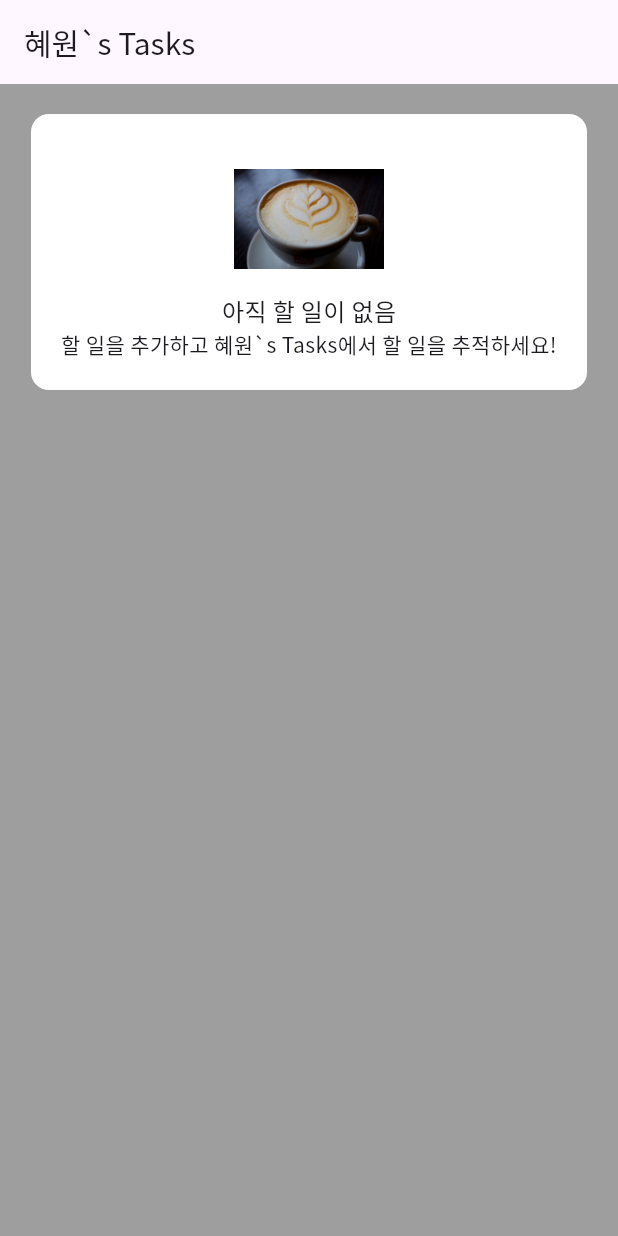
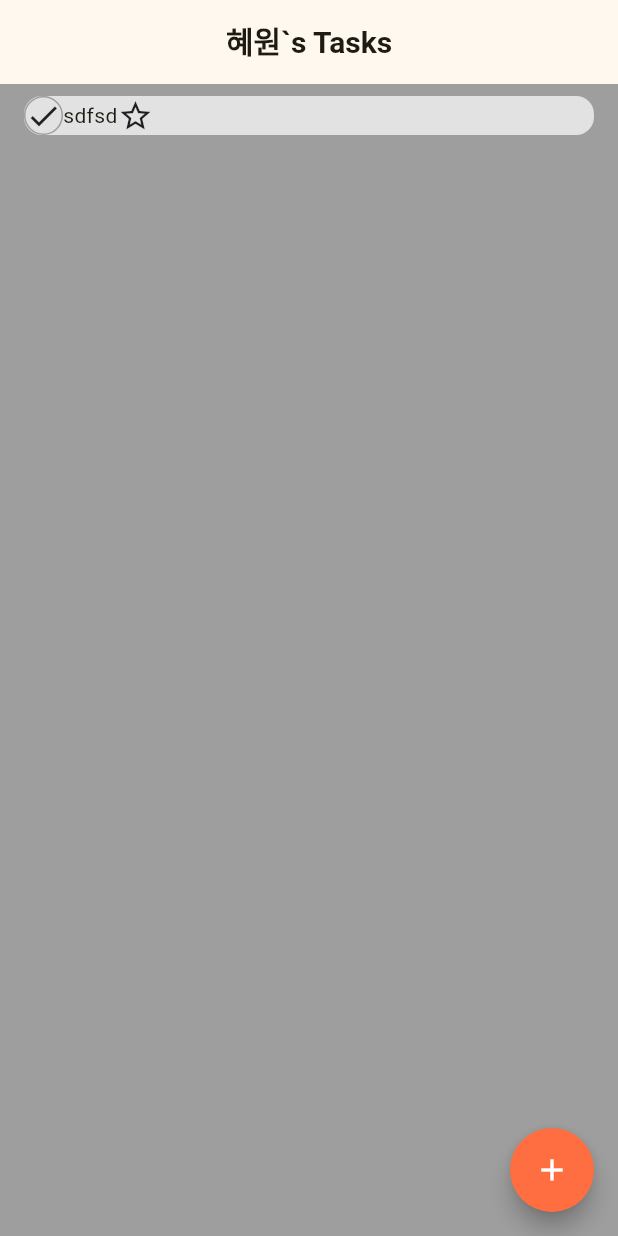
Before and after one commit to nwnshin/flutter_assignment3_todoapp, a Flutter app: the screen it shows after launch, on a phone screen of 412 x 824 dp. Run offline on Flutter 3.47's test engine with Material 3 defaults, Android fonts, the phone set to English and light mode, and no system bars; missing offline and left inert: flutter_assignment3_re_todoapp.

Commit message:
전체 다시 고침

```diff
--- /dev/null
+++ b/lib/home_page.dart
@@ -0,0 +1,40 @@
+import 'package:flutter/material.dart';
+import 'package:flutter_assignment3_todoapp/todo_view.dart';
+import 'package:flutter_assignment3_todoapp/widgets/add_todo.dart';
+import 'package:flutter_assignment3_todoapp/no_todo.dart';
+import 'package:flutter_assignment3_todoapp/widgets/todo_class.dart';
+
+class HomePage extends StatelessWidget {
+  HomePage({required this.title});
+
+  String title;
+  List<TodoClass> todoList = []; //todolist 리스트 변수 생성
+
+  @override
+  Widget build(BuildContext context) {
+    return Scaffold(
+      backgroundColor: Theme.of(context).canvasColor,
+      appBar: AppBar(
+        title: Text(
+          title,
+          style: TextStyle(fontSize: 20, fontWeight: FontWeight.bold),
+        ),
+        centerTitle: true,
+      ),
+      body: TodoView(toDo: todoList),
+      // NoTodo(title: title),
+      floatingActionButton: FloatingActionButton(
+        onPressed: () {
+          //클릭시 입력창 모달
+          showModalBottomSheet(
+            context: context,
+            builder: (context) {
+              return AddTodo();
+            },
+          );
+        },
+        child: Icon(Icons.add),
+      ),
+    );
+  }
+}
--- a/lib/main.dart
+++ b/lib/main.dart
@@ -1,44 +1,21 @@
 import 'package:flutter/material.dart';
-import 'package:flutter_assignment3_todoapp/no_todo.dart';
+import 'package:flutter_assignment3_todoapp/home_page.dart';
+import 'package:flutter_assignment3_todoapp/theme.dart';
 
 void main() {
-  runApp(const MyApp());
+  runApp(const MainApp());
 }
 
-class MyApp extends StatelessWidget {
-  const MyApp({super.key});
+class MainApp extends StatelessWidget {
+  const MainApp({super.key});
 
   @override
   Widget build(BuildContext context) {
     return MaterialApp(
-      theme: ThemeData(fontFamily: 'NotoSansKR'),
-      home: HomePage(),
+      themeMode: ThemeMode.light,
+      theme: lightTheme,
+      darkTheme: dartTheme,
+      home: HomePage(title: "혜원`s Tasks"),
     );
   }
 }
-
-class HomePage extends StatelessWidget {
-  const HomePage({super.key});
-
-  @override
-  Widget build(BuildContext context) {
-    String userName = '혜원';
-    String appBarTitle = '$userName`s Tasks';
-
-    return Scaffold(
-      backgroundColor: Colors.grey,
-      appBar: AppBar(
-        title: Text(
-          appBarTitle,
-          style: TextStyle(fontSize: 20, fontWeight: FontWeight.w500),
-        ),
-      ),
-      body: Center(
-        child: Container(
-          margin: const EdgeInsets.all(20),
-          child: Column(children: [NoTodo(appBarTitle), SizedBox(width: 12)]),
-        ),
-      ),
-    );
-  }
-}
--- a/lib/no_todo.dart
+++ b/lib/no_todo.dart
@@ -1,29 +1,34 @@
 import 'package:flutter/material.dart';
 
 class NoTodo extends StatelessWidget {
-  NoTodo(this.title);
-
+  NoTodo({required this.title});
   String title;
 
   @override
   Widget build(BuildContext context) {
     return Container(
+      margin: EdgeInsets.all(20),
+      padding: EdgeInsets.all(20),
+      height: 220,
+      alignment: Alignment.topCenter,
       decoration: BoxDecoration(
-        color: Colors.white,
         borderRadius: BorderRadius.circular(12),
+        color: Theme.of(context).cardColor,
       ),
-      padding: const EdgeInsets.all(20),
       child: Column(
+        mainAxisSize: MainAxisSize.min,
         children: [
-          Image.asset('assets/images/coffee.jpg', width: 100, height: 100),
+          Image.asset("assets/images/coffee.jpg", width: 100, height: 100),
+          SizedBox(height: 12),
           Text(
-            '아직 할 일이 없음',
-            style: TextStyle(fontSize: 16, fontWeight: FontWeight.w500),
+            "아직 할 일이 없음",
+            style: TextStyle(fontSize: 16, fontWeight: FontWeight.bold),
           ),
+          SizedBox(height: 12),
           Text(
-            '할 일을 추가하고 $title에서 할 일을 추적하세요!',
+            "할 일을 추가하고 $title에서 할 일을 추적하세요",
+            style: TextStyle(fontSize: 14, height: 1.5),
             textAlign: TextAlign.center,
-            style: TextStyle(fontSize: 14, height: 1.5),
           ),
         ],
       ),
--- /dev/null
+++ b/lib/theme.dart
@@ -0,0 +1,34 @@
+import 'package:flutter/material.dart';
+
+final lightTheme = ThemeData(
+  colorScheme: ColorScheme.fromSeed(
+    seedColor: Colors.amberAccent,
+    brightness: Brightness.light,
+  ),
+  canvasColor: Colors.grey[500],
+  cardColor: Colors.white70,
+  dividerColor: Colors.grey,
+  highlightColor: Colors.deepOrangeAccent,
+  floatingActionButtonTheme: FloatingActionButtonThemeData(
+    backgroundColor: Colors.deepOrangeAccent,
+    foregroundColor: Colors.white,
+    shape: CircleBorder(),
+    iconSize: 24,
+  ),
+);
+final dartTheme = ThemeData(
+  colorScheme: ColorScheme.fromSeed(
+    seedColor: Colors.amberAccent,
+    brightness: Brightness.dark,
+  ),
+  canvasColor: Colors.black54,
+  cardColor: Colors.white12,
+  dividerColor: Colors.white38,
+  highlightColor: Colors.deepOrangeAccent,
+  floatingActionButtonTheme: FloatingActionButtonThemeData(
+    backgroundColor: Colors.deepOrangeAccent,
+    foregroundColor: Colors.white,
+    shape: CircleBorder(),
+    iconSize: 24,
+  ),
+);
--- a/lib/todo_list_item.dart
+++ /dev/null
@@ -1,14 +0,0 @@
-import 'package:flutter/material.dart';
-
-class NoTodo extends StatelessWidget {
-  @override
-  Widget build(BuildContext context) {
-    return Padding(
-      padding: const EdgeInsets.all(20),
-      child: Text(
-        '할 일',
-        style: TextStyle(fontSize: 30, fontWeight: FontWeight.w500),
-      ),
-    );
-  }
-}
--- /dev/null
+++ b/lib/todo_view.dart
@@ -0,0 +1,31 @@
+import 'package:flutter/material.dart';
+import 'package:flutter_assignment3_todoapp/widgets/todo_class.dart';
+
+class TodoView extends StatelessWidget {
+  TodoView({required this.toDo})
+
+  final TodoClass toDo;
+
+  @override
+  Widget build(BuildContext context) {
+    return Container(
+      margin: EdgeInsets.symmetric(vertical: 8, horizontal: 16),
+      decoration: BoxDecoration(
+        color: Theme.of(context).cardColor,
+        borderRadius: BorderRadius.circular(12),
+      ),
+      child: Row(
+        children: [
+          Container(
+            decoration: BoxDecoration(
+              shape: BoxShape.circle,
+              border: Border.all(color: Theme.of(context).dividerColor),
+            ),
+            child: Icon(Icons.check),
+          ),
+          Text("sdfsd"),
+          Icon(Icons.star_border),
+        ]),
+    );
+  }
+}
--- /dev/null
+++ b/lib/widgets/todo_class.dart
@@ -0,0 +1,13 @@
+class TodoClass {
+  TodoClass({
+    required this.title,
+    required this.description,
+    this.isDone = false,
+    required this.isFavorite,
+  });
+
+  final String title;
+  final String? description;
+  bool isDone;
+  bool isFavorite;
+}
```
Also changed, not shown: lib/widgets/add_todo.dart (added, +144 -0 lines), lib/homepage.dart (deleted), lib/todo_detail_page.dart (deleted).
